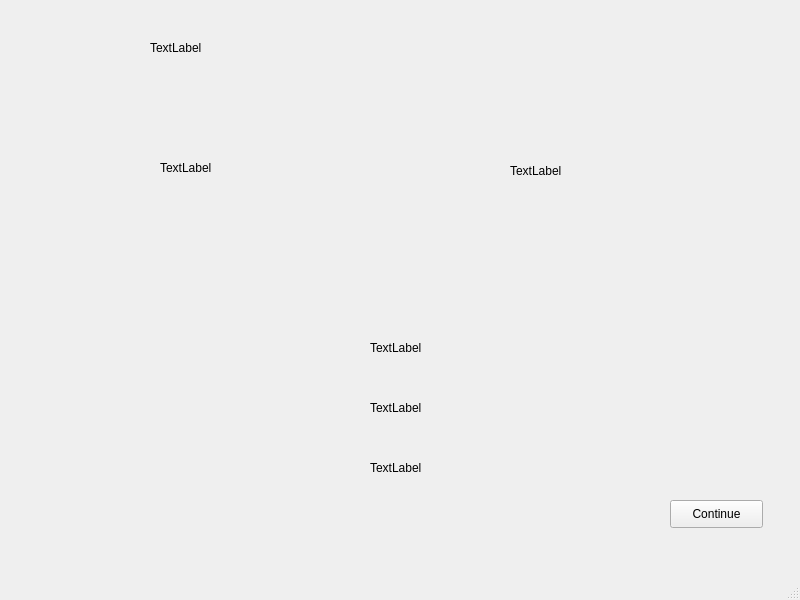
First picture: the form in resultwidget.ui, repository TwinIsland-CCC/RhythmGame_Project_1_00, before the edit.
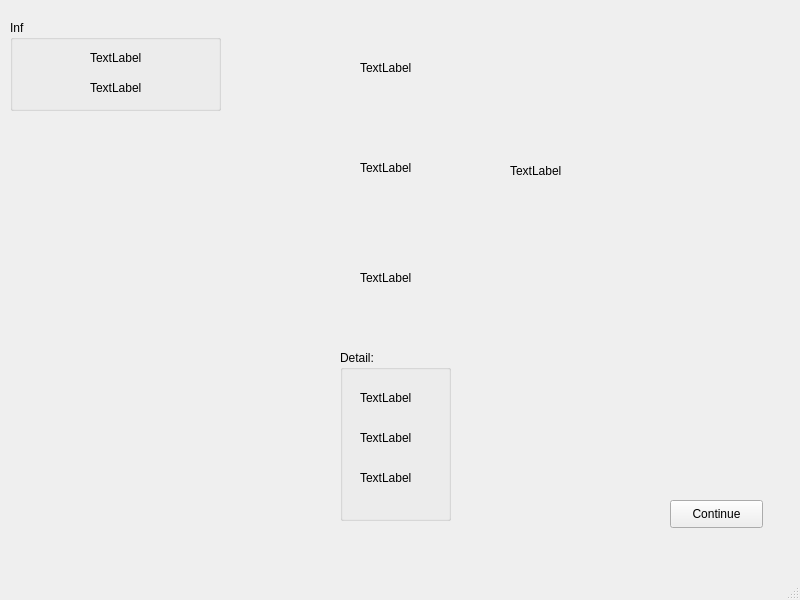
Second picture: the form after the edit. Icons and pictures are not drawn.

```diff
--- a/resultwidget.ui
+++ b/resultwidget.ui
@@ -46,8 +46,8 @@
    <widget class="QLabel" name="label">
     <property name="geometry">
      <rect>
-      <x>150</x>
-      <y>40</y>
+      <x>360</x>
+      <y>60</y>
       <width>72</width>
       <height>15</height>
      </rect>
@@ -56,20 +56,7 @@
      <string>TextLabel</string>
     </property>
    </widget>
-   <widget class="QLabel" name="label_2">
-    <property name="geometry">
-     <rect>
-      <x>160</x>
-      <y>160</y>
-      <width>72</width>
-      <height>15</height>
-     </rect>
-    </property>
-    <property name="text">
-     <string>TextLabel</string>
-    </property>
-   </widget>
-   <widget class="QLabel" name="label_3">
+   <widget class="QLabel" name="PictureLabel">
     <property name="geometry">
      <rect>
       <x>510</x>
@@ -82,24 +69,127 @@
      <string>TextLabel</string>
     </property>
    </widget>
-   <widget class="QLabel" name="label_4">
+   <widget class="QGroupBox" name="groupBox">
     <property name="geometry">
      <rect>
-      <x>370</x>
-      <y>340</y>
-      <width>72</width>
-      <height>15</height>
+      <x>10</x>
+      <y>20</y>
+      <width>211</width>
+      <height>91</height>
      </rect>
     </property>
-    <property name="text">
-     <string>TextLabel</string>
+    <property name="title">
+     <string>Inf</string>
     </property>
+    <widget class="QLabel" name="PttLabel">
+     <property name="geometry">
+      <rect>
+       <x>80</x>
+       <y>60</y>
+       <width>72</width>
+       <height>15</height>
+      </rect>
+     </property>
+     <property name="frameShape">
+      <enum>QFrame::NoFrame</enum>
+     </property>
+     <property name="text">
+      <string>TextLabel</string>
+     </property>
+    </widget>
+    <widget class="QLabel" name="NameLabel">
+     <property name="geometry">
+      <rect>
+       <x>80</x>
+       <y>30</y>
+       <width>72</width>
+       <height>15</height>
+      </rect>
+     </property>
+     <property name="frameShape">
+      <enum>QFrame::NoFrame</enum>
+     </property>
+     <property name="text">
+      <string>TextLabel</string>
+     </property>
+    </widget>
+    <widget class="QLabel" name="IconLabel">
+     <property name="geometry">
+      <rect>
+       <x>10</x>
+       <y>20</y>
+       <width>61</width>
+       <height>61</height>
+      </rect>
+     </property>
+     <property name="text">
+      <string/>
+     </property>
+     <property name="pixmap">
+      <pixmap resource="testres/testres.qrc">:/test/icon1.jpg</pixmap>
+     </property>
+     <property name="scaledContents">
+      <bool>true</bool>
+     </property>
+    </widget>
    </widget>
-   <widget class="QLabel" name="label_5">
+   <widget class="QGroupBox" name="groupBox_2">
     <property name="geometry">
      <rect>
-      <x>370</x>
-      <y>400</y>
+      <x>340</x>
+      <y>350</y>
+      <width>111</width>
+      <height>171</height>
+     </rect>
+    </property>
+    <property name="title">
+     <string>Detail:</string>
+    </property>
+    <widget class="QLabel" name="PerfectLabel">
+     <property name="geometry">
+      <rect>
+       <x>20</x>
+       <y>40</y>
+       <width>72</width>
+       <height>15</height>
+      </rect>
+     </property>
+     <property name="text">
+      <string>TextLabel</string>
+     </property>
+    </widget>
+    <widget class="QLabel" name="GreatLabel">
+     <property name="geometry">
+      <rect>
+       <x>20</x>
+       <y>80</y>
+       <width>72</width>
+       <height>15</height>
+      </rect>
+     </property>
+     <property name="text">
+      <string>TextLabel</string>
+     </property>
+    </widget>
+    <widget class="QLabel" name="MissLabel">
+     <property name="geometry">
+      <rect>
+       <x>20</x>
+       <y>120</y>
+       <width>72</width>
+       <height>15</height>
+      </rect>
+     </property>
+     <property name="text">
+      <string>TextLabel</string>
+     </property>
+    </widget>
+   </widget>
+   <widget class="QLabel" name="ScoreLabel">
+    <property name="geometry">
+     <rect>
+      <x>360</x>
+      <y>160</y>
       <width>72</width>
       <height>15</height>
      </rect>
@@ -111,8 +201,8 @@
    <widget class="QLabel" name="label_6">
     <property name="geometry">
      <rect>
-      <x>370</x>
-      <y>460</y>
+      <x>360</x>
+      <y>270</y>
       <width>72</width>
       <height>15</height>
      </rect>
```
Left out of the diff: 7 changed lines with no effect on the pictures.
